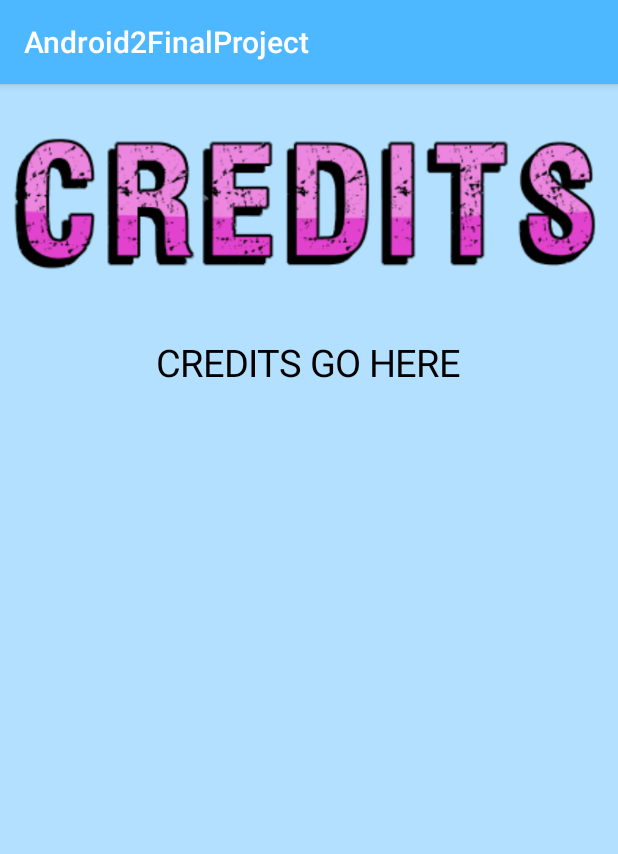
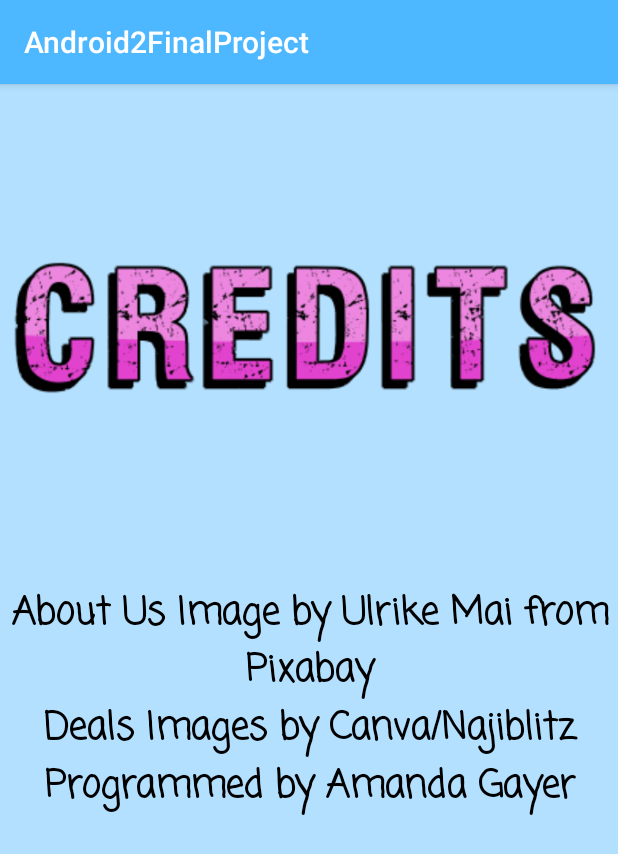
Before and after one commit to najiblitz/Android2FinalProject, an Android app: the fragment CreditsFragment shown on its own in the app's theme, on a phone screen of 412 x 824 dp. Shown: the top 854 px of the screen. Run offline under Robolectric (Android 15) with nearby library versions, the phone set to English and light mode, and no system bars.

```diff
--- a/app/src/main/java/com/example/android2finalproject/CreditsFragment.java
+++ b/app/src/main/java/com/example/android2finalproject/CreditsFragment.java
@@ -67,26 +67,40 @@ public class CreditsFragment extends Fragment {
         boolean sizeOption = sharedPrefs.getBoolean("textSize", false);
         String colorChoice = sharedPrefs.getString("textColor", "Black");
         View view =inflater.inflate(R.layout.fragment_credits, container, false);
-        TextView creditContent = view.findViewById(R.id.creditContent);
+        TextView creditContent1 = view.findViewById(R.id.creditContent1);
+        TextView creditContent2 = view.findViewById(R.id.creditContent2);
+        TextView creditContent3 = view.findViewById(R.id.creditContent3);
 
         if (sizeOption) {
-            creditContent.setTextSize(40);
+            creditContent1.setTextSize(40);
+            creditContent2.setTextSize(40);
+            creditContent3.setTextSize(40);
         } else {
-            creditContent.setTextSize(25);
+            creditContent1.setTextSize(25);
+            creditContent2.setTextSize(25);
+            creditContent3.setTextSize(25);
         }
 
         switch (colorChoice) {
             case "Black":
-                creditContent.setTextColor(Color.BLACK);
+                creditContent1.setTextColor(Color.BLACK);
+                creditContent2.setTextColor(Color.BLACK);
+                creditContent3.setTextColor(Color.BLACK);
                 break;
             case "Pink":
-                creditContent.setTextColor(getResources().getColor(R.color.pinkText));
+                creditContent1.setTextColor(getResources().getColor(R.color.pinkText));
+                creditContent2.setTextColor(getResources().getColor(R.color.pinkText));
+                creditContent3.setTextColor(getResources().getColor(R.color.pinkText));
                 break;
             case "Blue":
-                creditContent.setTextColor(getResources().getColor(R.color.darkText));
+                creditContent1.setTextColor(getResources().getColor(R.color.darkText));
+                creditContent2.setTextColor(getResources().getColor(R.color.darkText));
+                creditContent3.setTextColor(getResources().getColor(R.color.darkText));
                 break;
             case "Default":
-                creditContent.setTextColor(getResources().getColor(R.color.darkText));
+                creditContent1.setTextColor(getResources().getColor(R.color.darkText));
+                creditContent2.setTextColor(getResources().getColor(R.color.pinkText));
+                creditContent3.setTextColor(getResources().getColor(R.color.darkText));
                 break;
         }
         return view;
--- a/app/src/main/java/com/example/android2finalproject/DiscountFragment.java
+++ b/app/src/main/java/com/example/android2finalproject/DiscountFragment.java
@@ -93,6 +93,7 @@ public class DiscountFragment extends Fragment {
 
     public class CustomViewPagerAdapter extends FragmentPagerAdapter {
 
+
         ArrayList<Integer> images = new ArrayList<>(Arrays.asList(R.drawable.tryagain,R.drawable.tryagain,R.drawable.tryagain,R.drawable.tryagain,R.drawable.tryagain,R.drawable.tenoff,R.drawable.fifteenoff,R.drawable.twentyoff,R.drawable.twentyfiveoff,R.drawable.fiveoff,R.drawable.gift));
 
         public CustomViewPagerAdapter(@NonNull FragmentManager fm) {
--- a/app/src/main/res/layout/fragment_credits.xml
+++ b/app/src/main/res/layout/fragment_credits.xml
@@ -9,18 +9,47 @@
 
     <ImageView
         android:id="@+id/contactUsImage"
-        android:layout_width="match_parent"
-        android:layout_height="wrap_content"
+        android:layout_width="wrap_content"
+        android:layout_height="54dp"
         android:layout_weight="1"
         android:src="@drawable/credits" />
 
     <TextView
-        android:id="@+id/creditContent"
-        android:layout_width="wrap_content"
-        android:layout_height="571dp"
+        android:id="@+id/creditContent1"
+        android:layout_width="match_parent"
+        android:layout_height="wrap_content"
+        android:layout_gravity="center"
+        android:layout_marginLeft="5dp"
+        android:layout_marginRight="5dp"
+        android:layout_weight="0"
+        android:fontFamily="casual"
+        android:textStyle="bold"
+        android:text="@string/content1"
+        android:textAlignment="center"
+        android:textColor="@color/darkText"
+        android:textSize="30sp" />
+
+    <TextView
+        android:id="@+id/creditContent2"
+        android:layout_width="match_parent"
+        android:layout_height="wrap_content"
+        android:layout_gravity="center"
+        android:fontFamily="casual"
+        android:textStyle="bold"
+        android:layout_weight="0"
+        android:text="@string/content2"
+        android:textAlignment="center"
+        android:textColor="@color/darkText"
+        android:textSize="30sp" />
+    <TextView
+        android:id="@+id/creditContent3"
+        android:layout_width="match_parent"
+        android:layout_height="wrap_content"
+        android:textStyle="bold"
+        android:fontFamily="casual"
         android:layout_gravity="center"
         android:layout_weight="1"
-        android:text="@string/creditContent"
+        android:text="@string/content3"
         android:textAlignment="center"
         android:textColor="@color/darkText"
         android:textSize="30sp" />
--- a/app/src/main/res/navigation/mobile_navigation.xml
+++ b/app/src/main/res/navigation/mobile_navigation.xml
@@ -40,5 +40,10 @@
         android:name="com.example.android2finalproject.DiscountFragment"
         android:label="fragment_discount"
         tools:layout="@layout/fragment_discount" />
+    <fragment
+        android:id="@+id/nav_bonus"
+        android:name="com.example.android2finalproject.BonusFragment"
+        android:label="In Store Bonus"
+        tools:layout="@layout/fragment_bonus" />
 
 </navigation>
--- a/app/src/main/res/values/strings.xml
+++ b/app/src/main/res/values/strings.xml
@@ -59,9 +59,9 @@
 
     <string name="creditsTitle">Credits</string>
     <string name="creditContent">CREDITS GO HERE</string>
-
-    // Pictures Used
-    <string name="womens_clothing">Image by <a href="https://pixabay.com/users/counselling-440107/?utm_source=link-attribution&amp;utm_medium=referral&amp;utm_campaign=image&amp;utm_content=483833">Ulrike Mai</a> from <a href="https://pixabay.com/?utm_source=link-attribution&amp;utm_medium=referral&amp;utm_campaign=image&amp;utm_content=483833">Pixabay</a></string>
+    <string name="content1">About Us Image by <a href="https://pixabay.com/users/counselling-440107/?utm_source=link-attribution&amp;utm_medium=referral&amp;utm_campaign=image&amp;utm_content=483833"/>Ulrike Mai from <a href="https://pixabay.com/?utm_source=link-attribution&amp;utm_medium=referral&amp;utm_campaign=image&amp;utm_content=483833"/>Pixabay</string>
+    <string name="content2">Deals Images by Canva/Najiblitz</string>
+    <string name="content3">Programmed by Amanda Gayer</string>
 
     <!-- TODO: Remove or change this placeholder text -->
     <string name="hello_blank_fragment">Hello blank fragment</string>
```
Also changed, not shown: app/src/main/java/com/example/android2finalproject/BonusFragment.java (added, +91 -0 lines), app/src/main/res/layout/fragment_bonus.xml (added, +45 -0 lines), app/src/main/res/menu/activity_main_drawer.xml (+9 -4 lines), app/src/main/res/drawable-v24/bonus.PNG (added), 7 other files.
